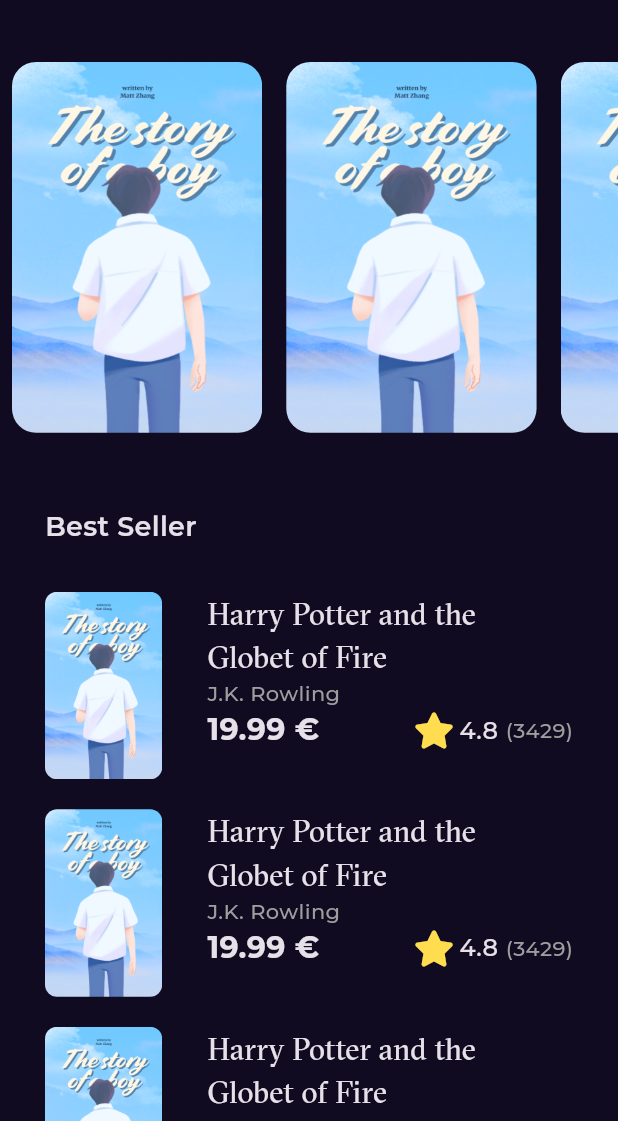
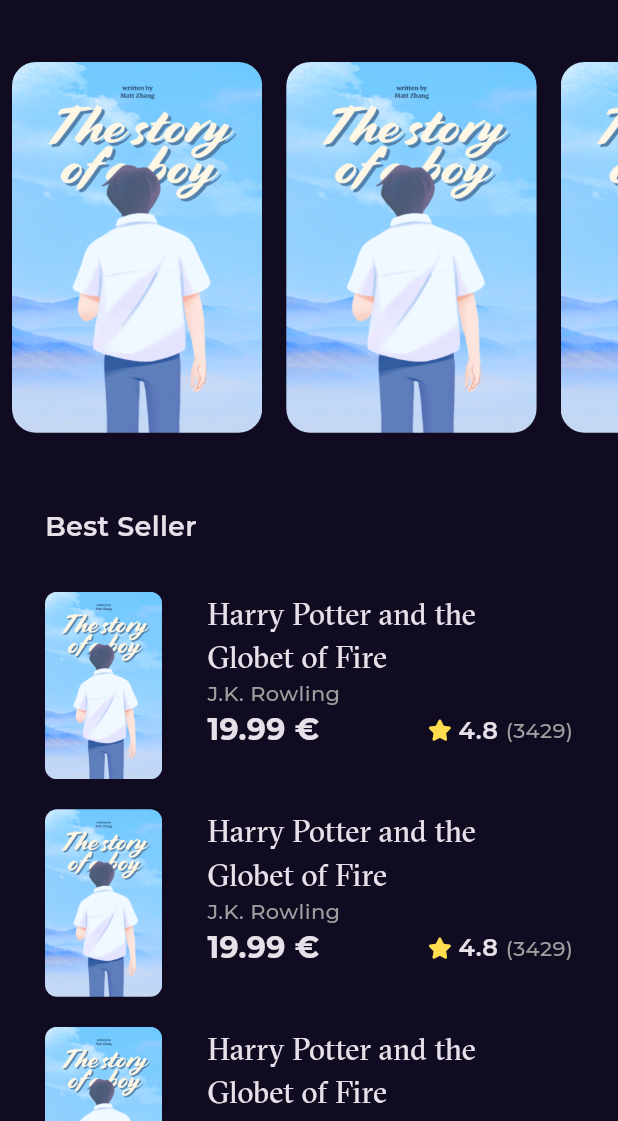
Before and after one commit to mano299/bookly, a Flutter app: the screen it shows after launch, on a phone screen of 412 x 824 dp, the part 115-1236 px from its top. Run offline on Flutter 3.47's test engine with Material 3 defaults, Android fonts, the phone set to English and light mode, and no system bars; our stand-ins replace flutter_svg, font_awesome_flutter, go_router, google_fonts.

Commit message:
making progres in the book details view

```diff
--- a/lib/core/utils/styles.dart
+++ b/lib/core/utils/styles.dart
@@ -20,7 +20,7 @@
   );
   static const textStyle30 = TextStyle(
     fontSize: 30,
-    fontWeight: FontWeight.normal,
+    fontWeight: FontWeight.w700,
     fontFamily: kGTSectraFine,
   );
 }
--- a/lib/features/home/presention/views/book_details_view.dart
+++ b/lib/features/home/presention/views/book_details_view.dart
@@ -6,6 +6,8 @@
 
   @override
   Widget build(BuildContext context) {
-    return BookDetailsViewBody();
+    return Scaffold(
+      body: BookDetailsViewBody(),
+    );
   }
 }
--- a/lib/features/home/presention/widgets/book_rating.dart
+++ b/lib/features/home/presention/widgets/book_rating.dart
@@ -3,20 +3,25 @@
 import 'package:font_awesome_flutter/font_awesome_flutter.dart';
 
 class BookRating extends StatelessWidget {
-  const BookRating({super.key});
-
+  const BookRating({
+    super.key,
+    this.mainAxisAlignment = MainAxisAlignment.start,
+  });
+  final MainAxisAlignment mainAxisAlignment;
   @override
   Widget build(BuildContext context) {
     return Row(
+      mainAxisAlignment: mainAxisAlignment,
       children: [
         Icon(
+          size: 14,
           FontAwesomeIcons.solidStar,
           color: Color(0xffFFDD4F),
         ),
         SizedBox(width: 6.3),
         Text(
           '4.8',
-          style: Styles.textStyle16,
+          style: Styles.textStyle16.copyWith(fontWeight: FontWeight.w600),
         ),
         SizedBox(width: 5),
         Text(
--- /dev/null
+++ b/lib/features/home/presention/widgets/custom_book_item.dart
@@ -0,0 +1,24 @@
+import 'package:bookly/core/utils/assets.dart';
+import 'package:flutter/material.dart';
+
+class CustomBookItem extends StatelessWidget {
+  const CustomBookItem({super.key});
+
+  @override
+  Widget build(BuildContext context) {
+    return AspectRatio(
+      aspectRatio: 2.7/4,
+      child: Container(
+        decoration: BoxDecoration(
+          borderRadius: BorderRadius.circular(16),
+          image: DecorationImage(
+            fit: BoxFit.fill,
+            image: AssetImage(
+              AssetsData.testPhoto,
+            ),
+          ),
+        ),
+      ),
+    );
+  }
+}
--- a/lib/features/home/presention/widgets/featured_list_view.dart
+++ b/lib/features/home/presention/widgets/featured_list_view.dart
@@ -1,4 +1,4 @@
-import 'package:bookly/features/home/presention/widgets/featured_list_view_item.dart';
+import 'package:bookly/features/home/presention/widgets/custom_book_item.dart';
 import 'package:flutter/material.dart';
 
 class FeaturedListView extends StatelessWidget {
@@ -12,7 +12,7 @@
         padding: EdgeInsets.zero,
         itemBuilder: (context, index) => Padding(
           padding: const EdgeInsets.symmetric(horizontal: 8.0),
-          child: FeaturedListViewItem(),
+          child: CustomBookItem(),
         ),
         scrollDirection: Axis.horizontal,
         itemCount: 5,
--- a/lib/features/home/presention/widgets/featured_list_view_item.dart
+++ /dev/null
@@ -1,27 +0,0 @@
-import 'package:bookly/core/utils/assets.dart';
-import 'package:flutter/material.dart';
-
-class FeaturedListViewItem extends StatelessWidget {
-  const FeaturedListViewItem({super.key});
-
-  @override
-  Widget build(BuildContext context) {
-    return SizedBox(
-      height: MediaQuery.of(context).size.height * 0.3,
-      child: AspectRatio(
-        aspectRatio: 2.7/4,
-        child: Container(
-          decoration: BoxDecoration(
-            borderRadius: BorderRadius.circular(16),
-            image: DecorationImage(
-              fit: BoxFit.fill,
-              image: AssetImage(
-                AssetsData.testPhoto,
-              ),
-            ),
-          ),
-        ),
-      ),
-    );
-  }
-}
```
Also changed, not shown: lib/features/home/presention/widgets/book_details_view_body.dart (+25 -2 lines), lib/features/home/presention/widgets/price_and_preview.dart (added, +52 -0 lines).
